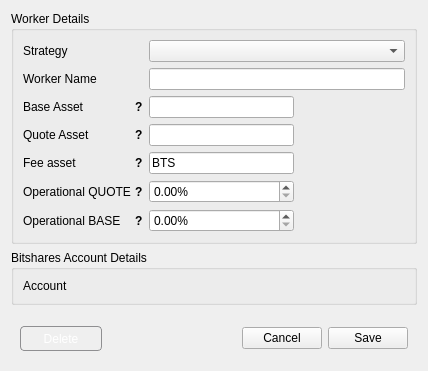
The window that dexbot/views/ui/edit_worker_window.ui (evraz-org/evraz-dexbot) describes before a commit, drawn with Qt 5.
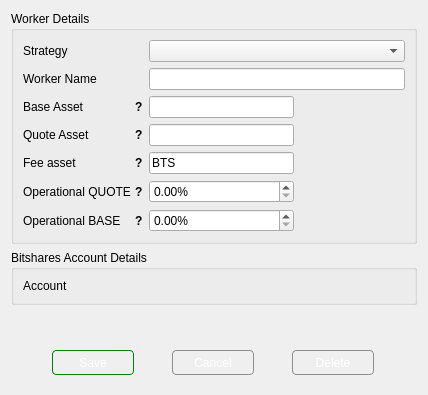
The same window after the commit.

Commit message: Buttons Alignment

```diff
--- a/dexbot/views/ui/edit_worker_window.ui
+++ b/dexbot/views/ui/edit_worker_window.ui
@@ -7,7 +7,7 @@
     <x>0</x>
     <y>0</y>
     <width>428</width>
-    <height>365</height>
+    <height>395</height>
    </rect>
   </property>
   <property name="windowTitle">
@@ -740,8 +740,78 @@
       </sizepolicy>
      </property>
      <layout class="QHBoxLayout" name="horizontalLayout_2">
+      <item>
+       <widget class="QPushButton" name="save_button">
+        <property name="sizePolicy">
+         <sizepolicy hsizetype="Fixed" vsizetype="Fixed">
+          <horstretch>0</horstretch>
+          <verstretch>0</verstretch>
+         </sizepolicy>
+        </property>
+        <property name="cursor">
+         <cursorShape>PointingHandCursor</cursorShape>
+        </property>
+        <property name="styleSheet">
+         <string notr="true"> QPushButton {
+	border: 1px solid #008000;
+	border-radius: 4px;
+	background-color: qlineargradient(x1: 0, y1: 0, x2: 0, y2: 1,
+                                       stop: 0 #3CB371, stop: 1 #008000);
+	min-width: 80px;
+	min-height: 23px;
+	color: #fff;
+ }
+
+ QPushButton:hover {
+     background-color: qlineargradient(x1: 0, y1: 0, x2: 0, y2: 1,
+                                       stop: 0 #ed9f9c, stop: 1 #008000);
+ }</string>
+        </property>
+        <property name="text">
+         <string>Save</string>
+        </property>
+       </widget>
+      </item>
+      <item>
+       <widget class="QPushButton" name="cancel_button">
+        <property name="sizePolicy">
+         <sizepolicy hsizetype="Fixed" vsizetype="Fixed">
+          <horstretch>0</horstretch>
+          <verstretch>0</verstretch>
+         </sizepolicy>
+        </property>
+        <property name="cursor">
+         <cursorShape>PointingHandCursor</cursorShape>
+        </property>
+        <property name="styleSheet">
+         <string notr="true"> QPushButton {
+	border: 1px solid #8f8f91;
+	border-radius: 4px;
+	background-color: qlineargradient(x1: 0, y1: 0, x2: 0, y2: 1,
+                                       stop: 0 #eb9994, stop: 1 #cc2522);
+	min-width: 80px;
+	min-height: 23px;
+	color: #fff;
+ }
+
+ QPushButton:hover {
+     background-color: qlineargradient(x1: 0, y1: 0, x2: 0, y2: 1,
+                                       stop: 0 #ed9f9c, stop: 1 #db4240);
+ }</string>
+        </property>
+        <property name="text">
+         <string>Cancel</string>
+        </property>
+       </widget>
+      </item>
       <item>
        <widget class="QPushButton" name="remove_button">
+        <property name="sizePolicy">
+         <sizepolicy hsizetype="Fixed" vsizetype="Fixed">
+          <horstretch>0</horstretch>
+          <verstretch>0</verstretch>
+         </sizepolicy>
+        </property>
         <property name="cursor">
          <cursorShape>PointingHandCursor</cursorShape>
         </property>
@@ -767,51 +837,6 @@
         </property>
        </widget>
       </item>
-      <item>
-       <spacer name="horizontalSpacer">
-        <property name="orientation">
-         <enum>Qt::Horizontal</enum>
-        </property>
-        <property name="sizeHint" stdset="0">
-         <size>
-          <width>179</width>
-          <height>20</height>
-         </size>
-        </property>
-       </spacer>
-      </item>
-      <item>
-       <widget class="QPushButton" name="cancel_button">
-        <property name="sizePolicy">
-         <sizepolicy hsizetype="Fixed" vsizetype="Fixed">
-          <horstretch>0</horstretch>
-          <verstretch>0</verstretch>
-         </sizepolicy>
-        </property>
-        <property name="cursor">
-         <cursorShape>PointingHandCursor</cursorShape>
-        </property>
-        <property name="text">
-         <string>Cancel</string>
-        </property>
-       </widget>
-      </item>
-      <item>
-       <widget class="QPushButton" name="save_button">
-        <property name="sizePolicy">
-         <sizepolicy hsizetype="Fixed" vsizetype="Fixed">
-          <horstretch>0</horstretch>
-          <verstretch>0</verstretch>
-         </sizepolicy>
-        </property>
-        <property name="cursor">
-         <cursorShape>PointingHandCursor</cursorShape>
-        </property>
-        <property name="text">
-         <string>Save</string>
-        </property>
-       </widget>
-      </item>
      </layout>
     </widget>
    </item>
```
Left out of the diff: 5 changed lines with no effect on the pictures. The commit also changes 3 other files.
